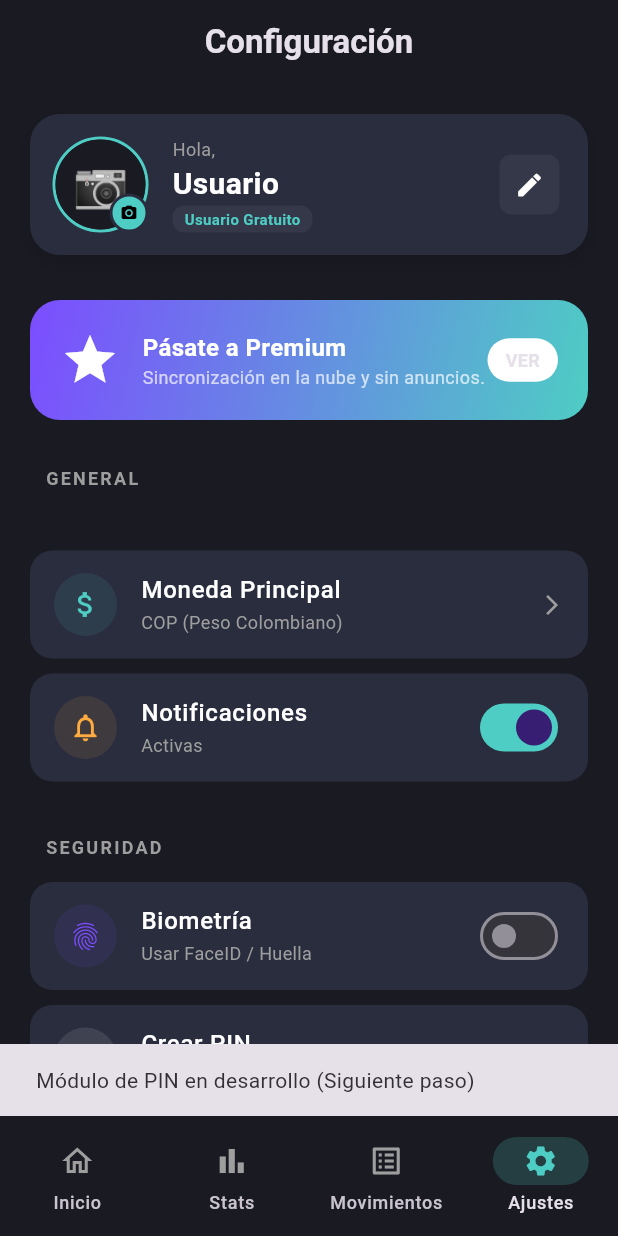
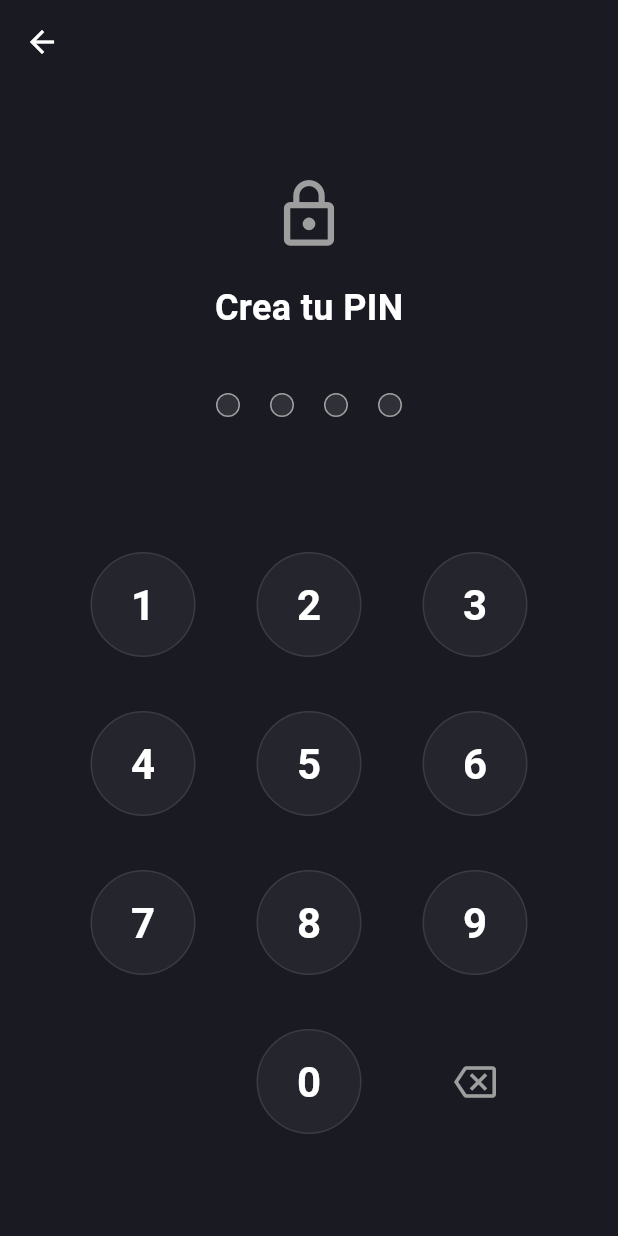
Before and after one commit to AndresCastilloPlata/balancea, a Flutter app: the SettingsScreen screen opened by its route, after a tap on "Crear PIN", on a phone screen of 412 x 824 dp. Run offline on Flutter 3.47's test engine with Material 3 defaults, Android fonts, the phone set to English and light mode, and no system bars; our stand-ins replace fl_chart, flutter_native_splash, flutter_riverpod, go_router, hive, hive_flutter and 3 more; accounts and stored records are empty; generated files the repository leaves out were written again.

Commit message:
feat: implementación sistema de seguridad completo (PIN, recuperación biométrica) y gestión de perfil de usuario

```diff
--- a/lib/config/router/app_router.dart
+++ b/lib/config/router/app_router.dart
@@ -18,6 +18,15 @@ final appRouterProvider = Provider<GoRouter>((ref) {
       GoRoute(
         path: '/auth',
         builder: (context, state) => const BiometricAuthScreen(),
+      ),
+      GoRoute(
+        path: '/pin',
+        builder: (context, state) {
+          // Recibimos el parámetro: ¿Es modo creación?
+          // Por defecto false (Modo Ingreso) si no se especifica.
+          final bool isCreation = state.extra as bool? ?? false;
+          return PinScreen(isCreationMode: isCreation);
+        },
       ),
 
       // Barra de navegacion (ShellRoute)
--- a/lib/presentation/screens/home_screen.dart
+++ b/lib/presentation/screens/home_screen.dart
@@ -1,3 +1,4 @@
+import 'package:balancea/presentation/providers/settings_provider.dart';
 import 'package:flutter/material.dart';
 import 'package:flutter_riverpod/flutter_riverpod.dart';
 import 'package:go_router/go_router.dart';
@@ -8,6 +9,7 @@ class HomeScreen extends ConsumerWidget {
 
   @override
   Widget build(BuildContext context, WidgetRef ref) {
+    final settings = ref.watch(settingsProvider);
     return Scaffold(
       resizeToAvoidBottomInset: false,
       body: SafeArea(
@@ -15,6 +17,54 @@ class HomeScreen extends ConsumerWidget {
           children: [
             // zona fija
             HomeHeader(),
+
+            // --- AVISO DE SEGURIDAD (Solo si no hay PIN) ---
+            if (settings.pin == null)
+              Container(
+                margin: const EdgeInsets.symmetric(
+                  horizontal: 20,
+                  vertical: 10,
+                ),
+                padding: const EdgeInsets.all(12),
+                decoration: BoxDecoration(
+                  color: const Color(
+                    0xFFFF6B6B,
+                  ).withValues(alpha: 0.1), // Fondo rojizo suave
+                  borderRadius: BorderRadius.circular(15),
+                  border: Border.all(
+                    color: const Color(0xFFFF6B6B).withValues(alpha: 0.5),
+                  ),
+                ),
+                child: Row(
+                  children: [
+                    const Icon(
+                      Icons.warning_amber_rounded,
+                      color: Color(0xFFFF6B6B),
+                    ),
+                    const SizedBox(width: 10),
+                    const Expanded(
+                      child: Text(
+                        "Tu app no está protegida con PIN.",
+                        style: TextStyle(color: Colors.white, fontSize: 12),
+                      ),
+                    ),
+                    TextButton(
+                      onPressed: () {
+                        // Navegar a crear PIN
+                        context.push('/pin', extra: true);
+                      },
+                      child: const Text(
+                        "Crear",
+                        style: TextStyle(
+                          color: Color(0xFFFF6B6B),
+                          fontWeight: FontWeight.bold,
+                        ),
+                      ),
+                    ),
+                  ],
+                ),
+              ),
+
             SizedBox(height: 20),
             Padding(
               padding: EdgeInsets.symmetric(horizontal: 20),
--- /dev/null
+++ b/lib/presentation/screens/pin_screen.dart
@@ -0,0 +1,265 @@
+import 'package:flutter/material.dart';
+import 'package:flutter/services.dart';
+import 'package:flutter_riverpod/flutter_riverpod.dart';
+import 'package:go_router/go_router.dart';
+import 'package:local_auth/local_auth.dart';
+import 'package:balancea/presentation/providers/settings_provider.dart';
+import 'package:balancea/presentation/widgets/shared/pin_keyboard.dart';
+
+class PinScreen extends ConsumerStatefulWidget {
+  final bool isCreationMode;
+  const PinScreen({super.key, required this.isCreationMode});
+
+  @override
+  ConsumerState<PinScreen> createState() => _PinScreenState();
+}
+
+class _PinScreenState extends ConsumerState<PinScreen> {
+  String _inputPin = ""; // Lo que el usuario escribe
+  String? _firstPin; // Para guardar el primer intento en modo creación
+  String _title = ""; // Título dinámico
+
+  Color _dotsColor = const Color(0xFF4ECDC4);
+
+  final LocalAuthentication auth = LocalAuthentication();
+
+  @override
+  void initState() {
+    super.initState();
+    _title = widget.isCreationMode ? "Crea tu PIN" : "Ingresa tu PIN";
+  }
+
+  // Manejo de pulsación
+  void _onKeyPressed(String number) {
+    if (_inputPin.length < 4) {
+      setState(() {
+        _dotsColor = const Color(0xFF4ECDC4); // Reset color
+        _inputPin += number;
+      });
+
+      // Si completó los 4 dígitos, validamos automáticamente
+      if (_inputPin.length == 4) {
+        _validatePin();
+      }
+    }
+  }
+
+  void _onDelete() {
+    if (_inputPin.isNotEmpty) {
+      setState(() {
+        _inputPin = _inputPin.substring(0, _inputPin.length - 1);
+        _dotsColor = const Color(0xFF4ECDC4);
+      });
+    }
+  }
+
+  void _validatePin() async {
+    // Esperamos un momento visual para que el usuario vea que llenó el 4to punto
+    await Future.delayed(const Duration(milliseconds: 200));
+
+    if (widget.isCreationMode) {
+      _handleCreationLogic();
+    } else {
+      _handleAuthLogic();
+    }
+  }
+
+  //  Crear PIN
+  void _handleCreationLogic() {
+    if (_firstPin == null) {
+      // Paso 1: Guardamos el primer intento y pedimos confirmación
+      setState(() {
+        _firstPin = _inputPin;
+        _inputPin = ""; // Limpiamos para el segundo intento
+        _title = "Confirma tu PIN";
+      });
+    } else {
+      // Comparar confirmación
+      if (_inputPin == _firstPin) {
+        // ÉXITO: Guardamos en Hive
+        ref.read(settingsProvider.notifier).setPin(_inputPin);
+
+        if (mounted) {
+          ScaffoldMessenger.of(context).showSnackBar(
+            const SnackBar(content: Text("PIN configurado correctamente")),
+          );
+          context.pop(); // Volver a ajustes
+        }
+      } else {
+        // ERROR: No coinciden
+        _showError("Los PIN no coinciden. Intenta de nuevo.");
+        setState(() {
+          _firstPin = null; // Reiniciar proceso
+          _inputPin = "";
+          _title = "Crea tu PIN";
+        });
+      }
+    }
+  }
+
+  // Verificar PIN (Login)
+  void _handleAuthLogic() {
+    final storedPin = ref.read(settingsProvider).pin;
+
+    // Caso raro: No hay PIN guardado pero llegó aquí (Backdoor dev)
+    if (storedPin == null) {
+      context.go('/home');
+      return;
+    }
+
+    if (_inputPin == storedPin) {
+      // ÉXITO: Entrar a la app
+      context.go('/home');
+    } else {
+      // ERROR: PIN Incorrecto
+      _showError("PIN Incorrecto");
+      setState(() {
+        _inputPin = "";
+      });
+    }
+  }
+
+  // PIN olvidado
+  Future<void> _recoverWithBiometrics() async {
+    try {
+      final bool canCheck =
+          await auth.canCheckBiometrics || await auth.isDeviceSupported();
+
+      if (!canCheck) {
+        _showError("Tu dispositivo no soporta biometría para recuperar");
+        return;
+      }
+
+      final bool authenticated = await auth.authenticate(
+        localizedReason: 'Usa tu biometría para recuperar el acceso',
+        biometricOnly: true,
+        // persistAcrossBackgrounding: true,
+        sensitiveTransaction: true,
+      );
+
+      if (authenticated && mounted) {
+        // Si pasa la biometría, asumimos que es el dueño.
+        // Lo mandamos al Home. Desde ahí podrá ir a Ajustes y cambiar el PIN si quiere.
+        ScaffoldMessenger.of(
+          context,
+        ).showSnackBar(const SnackBar(content: Text("Identidad verificada")));
+        context.go('/home');
+      }
+    } on PlatformException catch (e) {
+      debugPrint('Error en recuperación biométrica: $e'); // Manejo silencioso
+    }
+  }
+
+  void _showError(String msg) {
+    // Feedback vibrante o visual
+    setState(() {
+      _dotsColor = Colors.redAccent;
+    });
+    ScaffoldMessenger.of(context).showSnackBar(
+      SnackBar(
+        content: Text(msg),
+        backgroundColor: Colors.redAccent,
+        duration: const Duration(seconds: 1),
+      ),
+    );
+  }
+
+  @override
+  Widget build(BuildContext context) {
+    return Scaffold(
+      backgroundColor: const Color(0xFF191A22),
+      appBar: AppBar(
+        backgroundColor: Colors.transparent,
+        elevation: 0,
+        // Solo mostramos botón atrás si estamos creando, no si estamos bloqueados
+        leading: widget.isCreationMode
+            ? IconButton(
+                icon: const Icon(Icons.arrow_back, color: Colors.white),
+                onPressed: () => context.pop(),
+              )
+            : null,
+      ),
+      body: Column(
+        mainAxisAlignment: MainAxisAlignment.center,
+        children: [
+          const Spacer(),
+
+          // Icono candado
+          const Icon(Icons.lock_outline, size: 50, color: Colors.grey),
+          const SizedBox(height: 20),
+
+          // Título
+          Text(
+            _title,
+            style: const TextStyle(
+              color: Colors.white,
+              fontSize: 24,
+              fontWeight: FontWeight.bold,
+            ),
+          ),
+          const SizedBox(height: 40),
+
+          // Indicadores de Puntos (****)
+          Row(
+            mainAxisAlignment: MainAxisAlignment.center,
+            children: List.generate(4, (index) {
+              final bool isFilled = index < _inputPin.length;
+              return AnimatedContainer(
+                duration: const Duration(milliseconds: 200),
+                margin: const EdgeInsets.symmetric(horizontal: 10),
+                width: 16,
+                height: 16,
+                decoration: BoxDecoration(
+                  shape: BoxShape.circle,
+                  color: isFilled
+                      ? _dotsColor
+                      : Colors.white.withValues(alpha: 0.1),
+                  border: isFilled ? null : Border.all(color: Colors.grey),
+                  boxShadow: isFilled
+                      ? [
+                          BoxShadow(
+                            color: _dotsColor.withValues(alpha: 0.4),
+                            blurRadius: 10,
+                            spreadRadius: 2,
+                          ),
+                        ]
+                      : null,
+                ),
+              );
+            }),
+          ),
+
+          const Spacer(),
+
+          // Olvidé mi PIN (Solo visible en modo Ingreso)
+          if (!widget.isCreationMode)
+            Padding(
+              padding: const EdgeInsets.only(bottom: 20),
+              child: TextButton(
+                onPressed: _recoverWithBiometrics,
+                child: const Text(
+                  "¿Olvidaste tu PIN?",
+                  style: TextStyle(
+                    color: Colors.grey,
+                    decoration: TextDecoration.underline,
+                  ),
+                ),
+              ),
+            ),
+
+          // Teclado Numérico
+          PinKeyboard(
+            onKeyPressed: _onKeyPressed,
+            onDelete: _onDelete,
+            // Solo mostramos biometrico en modo ingreso, NO en creación
+            onBiometric: !widget.isCreationMode
+                ? () =>
+                      context.go('/auth') // Volver a intentar biometrico
+                : null,
+          ),
+          const SizedBox(height: 40),
+        ],
+      ),
+    );
+  }
+}
--- a/lib/presentation/screens/screens.dart
+++ b/lib/presentation/screens/screens.dart
@@ -1,5 +1,6 @@
 export 'biometric_auth_screen.dart';
 export 'home_screen.dart';
+export 'pin_screen.dart';
 export 'settings_screen.dart';
 export 'splash_screen.dart';
 export 'stats_screen.dart';
--- a/lib/presentation/screens/settings_screen.dart
+++ b/lib/presentation/screens/settings_screen.dart
@@ -3,6 +3,7 @@ import 'dart:io';
 import 'package:balancea/presentation/providers/settings_provider.dart';
 import 'package:flutter/material.dart';
 import 'package:flutter_riverpod/flutter_riverpod.dart';
+import 'package:go_router/go_router.dart';
 import 'package:image_picker/image_picker.dart';
 
 class SettingsScreen extends ConsumerWidget {
@@ -207,11 +208,7 @@ class SettingsScreen extends ConsumerWidget {
                 ? 'Sin seguridad de respaldo'
                 : 'Protegido',
             onTap: () {
-              ScaffoldMessenger.of(context).showSnackBar(
-                const SnackBar(
-                  content: Text("Módulo de PIN en desarrollo (Siguiente paso)"),
-                ),
-              );
+              context.push('/pin', extra: true);
               // AQUÍ ABRIREMOS LA PANTALLA DE PIN EN EL SIGUIENTE PASO
             },
           ),
--- /dev/null
+++ b/lib/presentation/widgets/shared/pin_keyboard.dart
@@ -0,0 +1,119 @@
+import 'package:flutter/material.dart';
+
+class PinKeyboard extends StatelessWidget {
+  final Function(String) onKeyPressed;
+  final VoidCallback onDelete;
+  final VoidCallback? onBiometric;
+
+  const PinKeyboard({
+    super.key,
+    required this.onKeyPressed,
+    required this.onDelete,
+    this.onBiometric,
+  });
+
+  @override
+  Widget build(BuildContext context) {
+    return Container(
+      padding: const EdgeInsets.symmetric(horizontal: 40, vertical: 20),
+      child: Column(
+        mainAxisSize: MainAxisSize.min,
+        children: [
+          _buildRow(['1', '2', '3']),
+          const SizedBox(height: 20),
+          _buildRow(['4', '5', '6']),
+          const SizedBox(height: 20),
+          _buildRow(['7', '8', '9']),
+          const SizedBox(height: 20),
+
+          Row(
+            mainAxisAlignment: MainAxisAlignment.spaceEvenly,
+            children: [
+              // Botón Biometría (Izquierda)
+              Expanded(
+                child: onBiometric != null
+                    ? IconButton(
+                        onPressed: onBiometric,
+                        icon: const Icon(
+                          Icons.fingerprint,
+                          size: 32,
+                          color: Color(0xFF4ECDC4),
+                        ),
+                      )
+                    : const SizedBox(), // Espacio vacío si no hay biometría
+              ),
+
+              // El Cero
+              Expanded(
+                child: _NumberButton(
+                  number: '0',
+                  onPressed: () => onKeyPressed('0'),
+                ),
+              ),
+
+              // Botón Borrar (Derecha)
+              Expanded(
+                child: IconButton(
+                  onPressed: onDelete,
+                  icon: const Icon(
+                    Icons.backspace_outlined,
+                    size: 28,
+                    color: Colors.grey,
+                  ),
+                ),
+              ),
+            ],
+          ),
+        ],
+      ),
+    );
+  }
+
+  Widget _buildRow(List<String> numbers) {
+    return Row(
+      mainAxisAlignment: MainAxisAlignment.spaceEvenly,
+      children: numbers.map((number) {
+        return Expanded(
+          child: _NumberButton(
+            number: number,
+            onPressed: () => onKeyPressed(number),
+          ),
+        );
+      }).toList(),
+    );
+  }
+}
+
+class _NumberButton extends StatelessWidget {
+  final String number;
+  final VoidCallback onPressed;
+  const _NumberButton({required this.number, required this.onPressed});
+
+  @override
+  Widget build(BuildContext context) {
+    return GestureDetector(
+      onTap: onPressed,
+      child: Container(
+        margin: const EdgeInsets.all(8),
+        width: 70,
+        height: 70,
+        decoration: BoxDecoration(
+          shape: BoxShape.circle,
+          // Estilo Rockero: Borde sutil, fondo oscuro
+          color: Colors.white.withValues(alpha: 0.05),
+          border: Border.all(color: Colors.white.withValues(alpha: 0.1)),
+        ),
+        child: Center(
+          child: Text(
+            number,
+            style: const TextStyle(
+              fontSize: 28,
+              color: Colors.white,
+              fontWeight: FontWeight.bold,
+            ),
+          ),
+        ),
+      ),
+    );
+  }
+}
```
Also changed, not shown: lib/presentation/screens/biometric_auth_screen.dart (+2 -7 lines).
